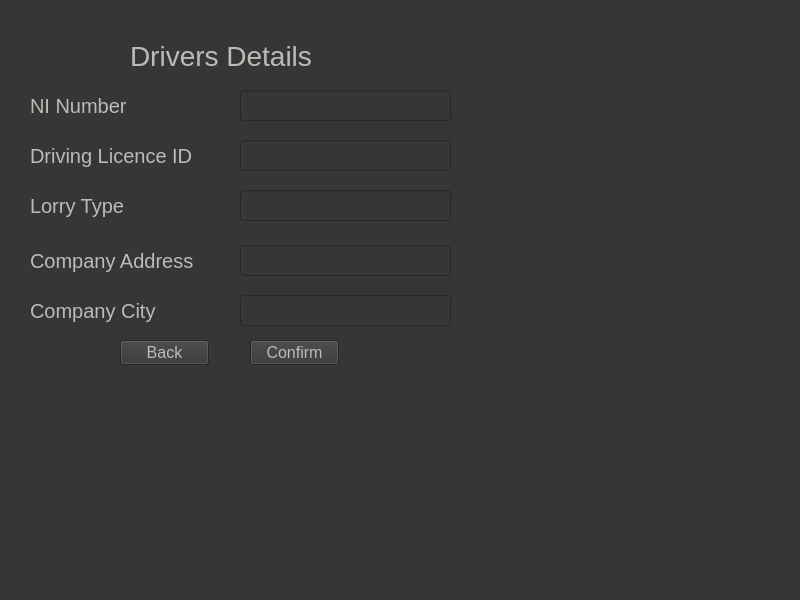
JWaters02/SDI-C6, file ETM/mainwindow.ui: the form before one commit.
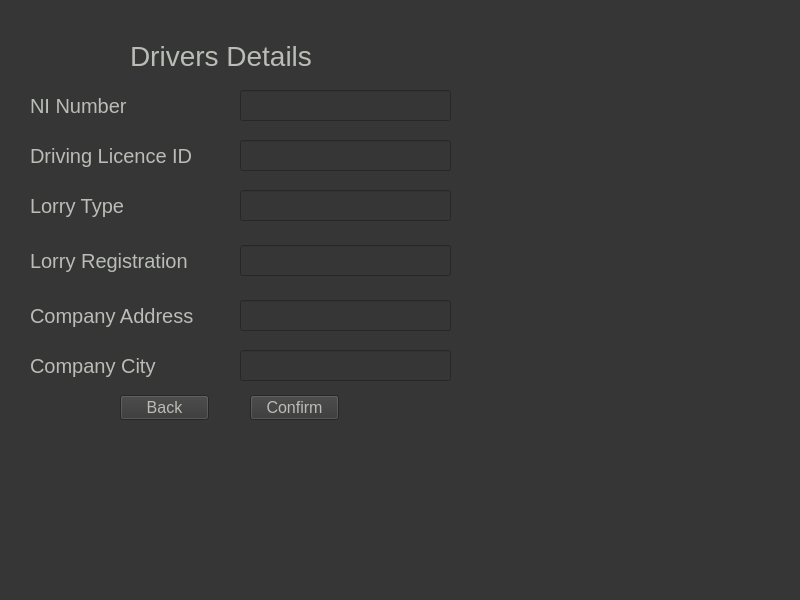
The form after the commit. The open tabs and pages were chosen to show the change.

Commit message: Fixed registration check and start boost testing

```diff
--- a/ETM/mainwindow.ui
+++ b/ETM/mainwindow.ui
@@ -770,7 +770,7 @@
       <property name="geometry">
        <rect>
         <x>240</x>
-        <y>330</y>
+        <y>385</y>
         <width>89</width>
         <height>25</height>
        </rect>
@@ -898,7 +898,7 @@
       <property name="geometry">
        <rect>
         <x>110</x>
-        <y>330</y>
+        <y>385</y>
         <width>89</width>
         <height>25</height>
        </rect>
@@ -916,7 +916,7 @@
       <property name="geometry">
        <rect>
         <x>90</x>
-        <y>380</y>
+        <y>435</y>
         <width>271</width>
         <height>41</height>
        </rect>
@@ -933,7 +933,7 @@
       <property name="geometry">
        <rect>
         <x>20</x>
-        <y>280</y>
+        <y>335</y>
         <width>141</width>
         <height>41</height>
        </rect>
@@ -950,7 +950,7 @@
       <property name="geometry">
        <rect>
         <x>20</x>
-        <y>230</y>
+        <y>285</y>
         <width>201</width>
         <height>41</height>
        </rect>
@@ -967,7 +967,7 @@
       <property name="geometry">
        <rect>
         <x>230</x>
-        <y>235</y>
+        <y>290</y>
         <width>211</width>
         <height>31</height>
        </rect>
@@ -981,7 +981,7 @@
       <property name="geometry">
        <rect>
         <x>230</x>
-        <y>285</y>
+        <y>340</y>
         <width>211</width>
         <height>31</height>
        </rect>
@@ -991,6 +991,40 @@
 font: 20px</string>
       </property>
      </widget>
+     <widget class="QLabel" name="lblDriversSignupLorryReg">
+      <property name="geometry">
+       <rect>
+        <x>20</x>
+        <y>230</y>
+        <width>191</width>
+        <height>41</height>
+       </rect>
+      </property>
+      <property name="styleSheet">
+       <string notr="true">color: rgb(186, 189, 182); 
+font-size: 20px</string>
+      </property>
+      <property name="text">
+       <string>Lorry Registration</string>
+      </property>
+     </widget>
+     <widget class="QLineEdit" name="txtDriversSignupLorryReg">
+      <property name="geometry">
+       <rect>
+        <x>230</x>
+        <y>235</y>
+        <width>211</width>
+        <height>31</height>
+       </rect>
+      </property>
+      <property name="styleSheet">
+       <string notr="true">color: rgb(186, 189, 182);
+font: 20px</string>
+      </property>
+      <property name="maxLength">
+       <number>8</number>
+      </property>
+     </widget>
     </widget>
     <widget class="QWidget" name="CargoOwnerSignup">
      <widget class="QPushButton" name="btnCargoOwnerSignupBack">
```
Left out of the diff: 2 changed lines with no effect on the pictures. The commit also changes 10 other files.
